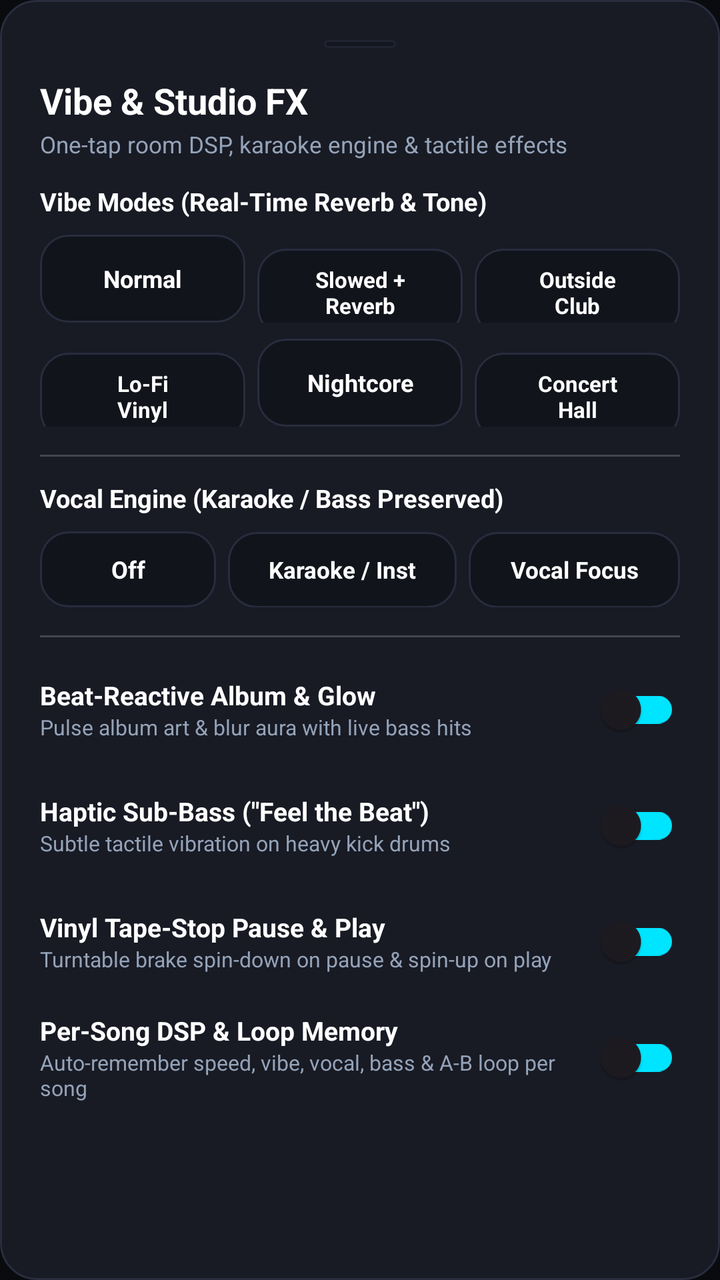
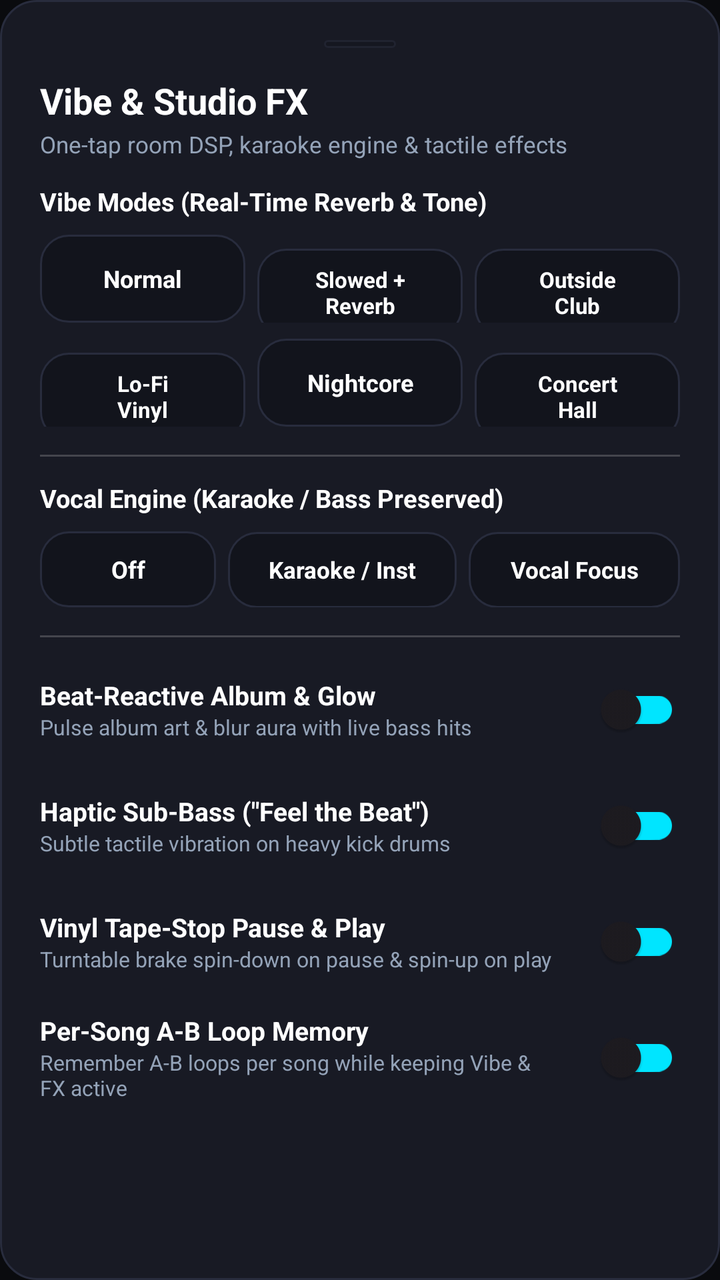

Before-and-after screenshots of an Android layout around one commit, followed by the original layout XML and the change that was made.
<!-- AndroidManifest.xml: application theme Theme.MyJanDergyMusic -->
<!-- res/layout/dialog_vibe_studio.xml -->
<?xml version="1.0" encoding="utf-8"?>
<androidx.core.widget.NestedScrollView xmlns:android="http://schemas.android.com/apk/res/android"
    xmlns:app="http://schemas.android.com/apk/res-auto"
    android:layout_width="match_parent"
    android:layout_height="wrap_content"
    android:background="@drawable/bg_glass_panel_strong">

    <LinearLayout
        android:layout_width="match_parent"
        android:layout_height="wrap_content"
        android:orientation="vertical"
        android:padding="20dp">

        <View
            android:layout_width="36dp"
            android:layout_height="4dp"
            android:layout_gravity="center_horizontal"
            android:layout_marginBottom="14dp"
            android:alpha="0.5"
            android:background="@drawable/bg_glass_panel" />

        <TextView
            android:layout_width="wrap_content"
            android:layout_height="wrap_content"
            android:text="Vibe &amp; Studio FX"
            android:textColor="@android:color/white"
            android:textSize="18sp"
            android:textStyle="bold" />

        <TextView
            android:layout_width="wrap_content"
            android:layout_height="wrap_content"
            android:layout_marginTop="2dp"
            android:layout_marginBottom="12dp"
            android:text="One-tap room DSP, karaoke engine &amp; tactile effects"
            android:textColor="@color/glass_text_secondary"
            android:textSize="11.5sp" />

        
        <TextView
            android:layout_width="wrap_content"
            android:layout_height="wrap_content"
            android:layout_marginBottom="8dp"
            android:text="Vibe Modes (Real-Time Reverb &amp; Tone)"
            android:textColor="@android:color/white"
            android:textSize="12.5sp"
            android:textStyle="bold" />

        <LinearLayout
            android:layout_width="match_parent"
            android:layout_height="wrap_content"
            android:layout_marginBottom="8dp"
            android:orientation="horizontal">

            <TextView
                android:id="@+id/vibe_off"
                android:layout_width="0dp"
                android:layout_height="44dp"
                android:layout_marginEnd="6dp"
                android:layout_weight="1"
                android:background="@drawable/bg_opaque_card"
                android:clickable="true"
                android:focusable="true"
                android:gravity="center"
                android:text="Normal"
                android:textColor="@android:color/white"
                android:textSize="12sp"
                android:textStyle="bold" />

            <TextView
                android:id="@+id/vibe_slowed_reverb"
                android:layout_width="0dp"
                android:layout_height="44dp"
                android:layout_marginEnd="6dp"
                android:layout_weight="1"
                android:background="@drawable/bg_opaque_card"
                android:clickable="true"
                android:focusable="true"
                android:gravity="center"
                android:text="Slowed +\nReverb"
                android:textColor="@android:color/white"
                android:textSize="11sp"
                android:textStyle="bold" />

            <TextView
                android:id="@+id/vibe_outside_club"
                android:layout_width="0dp"
                android:layout_height="44dp"
                android:layout_weight="1"
                android:background="@drawable/bg_opaque_card"
                android:clickable="true"
                android:focusable="true"
                android:gravity="center"
                android:text="Outside\nClub"
                android:textColor="@android:color/white"
                android:textSize="11sp"
                android:textStyle="bold" />
        </LinearLayout>

        <LinearLayout
            android:layout_width="match_parent"
            android:layout_height="wrap_content"
            android:layout_marginBottom="14dp"
            android:orientation="horizontal">

            <TextView
                android:id="@+id/vibe_lofi_vinyl"
                android:layout_width="0dp"
                android:layout_height="44dp"
                android:layout_marginEnd="6dp"
                android:layout_weight="1"
                android:background="@drawable/bg_opaque_card"
                android:clickable="true"
                android:focusable="true"
                android:gravity="center"
                android:text="Lo-Fi\nVinyl"
                android:textColor="@android:color/white"
                android:textSize="11sp"
                android:textStyle="bold" />

            <TextView
                android:id="@+id/vibe_nightcore"
                android:layout_width="0dp"
                android:layout_height="44dp"
                android:layout_marginEnd="6dp"
                android:layout_weight="1"
                android:background="@drawable/bg_opaque_card"
                android:clickable="true"
                android:focusable="true"
                android:gravity="center"
                android:text="Nightcore"
                android:textColor="@android:color/white"
                android:textSize="12sp"
                android:textStyle="bold" />

            <TextView
                android:id="@+id/vibe_concert_hall"
                android:layout_width="0dp"
                android:layout_height="44dp"
                android:layout_weight="1"
                android:background="@drawable/bg_opaque_card"
                android:clickable="true"
                android:focusable="true"
                android:gravity="center"
                android:text="Concert\nHall"
                android:textColor="@android:color/white"
                android:textSize="11sp"
                android:textStyle="bold" />
        </LinearLayout>

        <View
            android:layout_width="match_parent"
            android:layout_height="1dp"
            android:layout_marginBottom="12dp"
            android:background="#30FFFFFF" />

        
        <TextView
            android:layout_width="wrap_content"
            android:layout_height="wrap_content"
            android:layout_marginBottom="8dp"
            android:text="Vocal Engine (Karaoke / Bass Preserved)"
            android:textColor="@android:color/white"
            android:textSize="12.5sp"
            android:textStyle="bold" />

        <LinearLayout
            android:layout_width="match_parent"
            android:layout_height="wrap_content"
            android:layout_marginBottom="14dp"
            android:orientation="horizontal">

            <TextView
                android:id="@+id/vocal_off"
                android:layout_width="0dp"
                android:layout_height="38dp"
                android:layout_marginEnd="6dp"
                android:layout_weight="1"
                android:background="@drawable/bg_opaque_card"
                android:clickable="true"
                android:focusable="true"
                android:gravity="center"
                android:text="Off"
                android:textColor="@android:color/white"
                android:textSize="12sp"
                android:textStyle="bold" />

            <TextView
                android:id="@+id/vocal_instrumental"
                android:layout_width="0dp"
                android:layout_height="38dp"
                android:layout_marginEnd="6dp"
                android:layout_weight="1.3"
                android:background="@drawable/bg_opaque_card"
                android:clickable="true"
                android:focusable="true"
                android:gravity="center"
                android:text="Karaoke / Inst"
                android:textColor="@android:color/white"
                android:textSize="11.5sp"
                android:textStyle="bold" />

            <TextView
                android:id="@+id/vocal_focus"
                android:layout_width="0dp"
                android:layout_height="38dp"
                android:layout_weight="1.2"
                android:background="@drawable/bg_opaque_card"
                android:clickable="true"
                android:focusable="true"
                android:gravity="center"
                android:text="Vocal Focus"
                android:textColor="@android:color/white"
                android:textSize="11.5sp"
                android:textStyle="bold" />
        </LinearLayout>

        <View
            android:layout_width="match_parent"
            android:layout_height="1dp"
            android:layout_marginBottom="12dp"
            android:background="#30FFFFFF" />

        
        <RelativeLayout
            android:layout_width="match_parent"
            android:layout_height="wrap_content"
            android:layout_marginBottom="10dp">

            <LinearLayout
                android:layout_width="wrap_content"
                android:layout_height="wrap_content"
                android:layout_alignParentStart="true"
                android:layout_centerVertical="true"
                android:layout_marginEnd="12dp"
                android:layout_toStartOf="@id/switch_beat_visuals"
                android:orientation="vertical">

                <TextView
                    android:layout_width="wrap_content"
                    android:layout_height="wrap_content"
                    android:text="Beat-Reactive Album &amp; Glow"
                    android:textColor="@android:color/white"
                    android:textSize="13sp"
                    android:textStyle="bold" />

                <TextView
                    android:layout_width="wrap_content"
                    android:layout_height="wrap_content"
                    android:text="Pulse album art &amp; blur aura with live bass hits"
                    android:textColor="@color/glass_text_secondary"
                    android:textSize="10.5sp" />
            </LinearLayout>

            <androidx.appcompat.widget.SwitchCompat
                android:id="@+id/switch_beat_visuals"
                android:layout_width="wrap_content"
                android:layout_height="wrap_content"
                android:layout_alignParentEnd="true"
                android:layout_centerVertical="true"
                android:thumbTint="@color/accent_neon"
                app:trackTint="@color/accent_neon" />
        </RelativeLayout>

        
        <RelativeLayout
            android:layout_width="match_parent"
            android:layout_height="wrap_content"
            android:layout_marginBottom="10dp">

            <LinearLayout
                android:layout_width="wrap_content"
                android:layout_height="wrap_content"
                android:layout_alignParentStart="true"
                android:layout_centerVertical="true"
                android:layout_marginEnd="12dp"
                android:layout_toStartOf="@id/switch_haptic_bass"
                android:orientation="vertical">

                <TextView
                    android:layout_width="wrap_content"
                    android:layout_height="wrap_content"
                    android:text="Haptic Sub-Bass (&quot;Feel the Beat&quot;)"
                    android:textColor="@android:color/white"
                    android:textSize="13sp"
                    android:textStyle="bold" />

                <TextView
                    android:layout_width="wrap_content"
                    android:layout_height="wrap_content"
                    android:text="Subtle tactile vibration on heavy kick drums"
                    android:textColor="@color/glass_text_secondary"
                    android:textSize="10.5sp" />
            </LinearLayout>

            <androidx.appcompat.widget.SwitchCompat
                android:id="@+id/switch_haptic_bass"
                android:layout_width="wrap_content"
                android:layout_height="wrap_content"
                android:layout_alignParentEnd="true"
                android:layout_centerVertical="true"
                android:thumbTint="@color/accent_neon"
                app:trackTint="@color/accent_neon" />
        </RelativeLayout>

        
        <RelativeLayout
            android:layout_width="match_parent"
            android:layout_height="wrap_content"
            android:layout_marginBottom="10dp">

            <LinearLayout
                android:layout_width="wrap_content"
                android:layout_height="wrap_content"
                android:layout_alignParentStart="true"
                android:layout_centerVertical="true"
                android:layout_marginEnd="12dp"
                android:layout_toStartOf="@id/switch_tape_stop"
                android:orientation="vertical">

                <TextView
                    android:layout_width="wrap_content"
                    android:layout_height="wrap_content"
                    android:text="Vinyl Tape-Stop Pause &amp; Play"
                    android:textColor="@android:color/white"
                    android:textSize="13sp"
                    android:textStyle="bold" />

                <TextView
                    android:layout_width="wrap_content"
                    android:layout_height="wrap_content"
                    android:text="Turntable brake spin-down on pause &amp; spin-up on play"
                    android:textColor="@color/glass_text_secondary"
                    android:textSize="10.5sp" />
            </LinearLayout>

            <androidx.appcompat.widget.SwitchCompat
                android:id="@+id/switch_tape_stop"
                android:layout_width="wrap_content"
                android:layout_height="wrap_content"
                android:layout_alignParentEnd="true"
                android:layout_centerVertical="true"
                android:thumbTint="@color/accent_neon"
                app:trackTint="@color/accent_neon" />
        </RelativeLayout>

        
        <RelativeLayout
            android:layout_width="match_parent"
            android:layout_height="wrap_content">

            <LinearLayout
                android:layout_width="wrap_content"
                android:layout_height="wrap_content"
                android:layout_alignParentStart="true"
                android:layout_centerVertical="true"
                android:layout_marginEnd="12dp"
                android:layout_toStartOf="@id/switch_per_song_memory"
                android:orientation="vertical">

                <TextView
                    android:layout_width="wrap_content"
                    android:layout_height="wrap_content"
                    android:text="Per-Song DSP &amp; Loop Memory"
                    android:textColor="@android:color/white"
                    android:textSize="13sp"
                    android:textStyle="bold" />

                <TextView
                    android:layout_width="wrap_content"
                    android:layout_height="wrap_content"
                    android:text="Auto-remember speed, vibe, vocal, bass &amp; A-B loop per song"
                    android:textColor="@color/glass_text_secondary"
                    android:textSize="10.5sp" />
            </LinearLayout>

            <androidx.appcompat.widget.SwitchCompat
                android:id="@+id/switch_per_song_memory"
                android:layout_width="wrap_content"
                android:layout_height="wrap_content"
                android:layout_alignParentEnd="true"
                android:layout_centerVertical="true"
                android:thumbTint="@color/accent_neon"
                app:trackTint="@color/accent_neon" />
        </RelativeLayout>

    </LinearLayout>
</androidx.core.widget.NestedScrollView>
<!-- resources referenced by this layout -->
<resources>
  <color name="accent_neon">#FF00E5FF</color>
  <color name="glass_text_secondary">#FF94A3B8</color>
  <!-- drawable bg_glass_panel (drawable) -->
  <?xml version="1.0" encoding="utf-8"?>
  
  <shape xmlns:android="http://schemas.android.com/apk/res/android">
      <solid android:color="@color/surface_panel" />
      <corners android:radius="16dp" />
      <stroke
          android:width="1dp"
          android:color="@color/glass_stroke" />
  </shape>
  <!-- drawable bg_glass_panel_strong (drawable) -->
  <?xml version="1.0" encoding="utf-8"?>
  
  <shape xmlns:android="http://schemas.android.com/apk/res/android">
      <solid android:color="@color/surface_panel_strong" />
      <corners android:radius="18dp" />
      <stroke
          android:width="1dp"
          android:color="@color/glass_stroke" />
  </shape>
  <!-- drawable bg_opaque_card (drawable) -->
  <?xml version="1.0" encoding="utf-8"?>
  <shape xmlns:android="http://schemas.android.com/apk/res/android">
      <solid android:color="@color/surface_panel" />
      <corners android:radius="14dp" />
      <stroke
          android:width="1dp"
          android:color="@color/glass_stroke" />
  </shape>
  <style name="Theme.MyJanDergyMusic" parent="Base.Theme.MyJanDergyMusic" />
  <color name="surface_panel">#FF12141C</color>
  <color name="glass_stroke">#FF282C3D</color>
  <color name="surface_panel_strong">#FF181A24</color>
  <style name="Base.Theme.MyJanDergyMusic" parent="Theme.Material3.DayNight.NoActionBar">
          
          <item name="colorPrimary">@color/logo_blue</item>
          <item name="android:windowBackground">@color/surface_dark</item>
          <item name="android:statusBarColor">@android:color/transparent</item>
          <item name="android:navigationBarColor">@android:color/transparent</item>
      </style>
  <color name="logo_blue">#FF00E5FF</color>
  <color name="surface_dark">#FF0A0B0E</color>
</resources>

<!-- the commit's change to res/layout/dialog_vibe_studio.xml (unified diff, before → after) -->
@@ -361,7 +361,7 @@
                 <TextView
                     android:layout_width="wrap_content"
                     android:layout_height="wrap_content"
-                    android:text="Per-Song DSP &amp; Loop Memory"
+                    android:text="Per-Song A-B Loop Memory"
                     android:textColor="@android:color/white"
                     android:textSize="13sp"
                     android:textStyle="bold" />
@@ -369,7 +369,7 @@
                 <TextView
                     android:layout_width="wrap_content"
                     android:layout_height="wrap_content"
-                    android:text="Auto-remember speed, vibe, vocal, bass &amp; A-B loop per song"
+                    android:text="Remember A-B loops per song while keeping Vibe &amp; FX active"
                     android:textColor="@color/glass_text_secondary"
                     android:textSize="10.5sp" />
             </LinearLayout>
